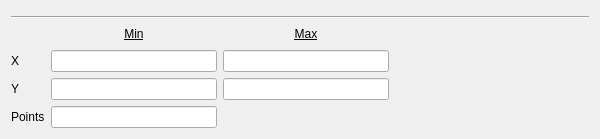
Old version of the form ui/w_ankleAnglePlot.ui in the repository johnbatzer18/biomech_flexsea-plan.
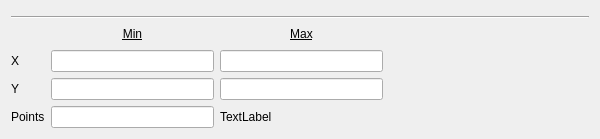
New version of the form.

Commit message: Quick UI hacks to track a bug

The edit to the form file:
```diff
--- a/ui/w_ankleAnglePlot.ui
+++ b/ui/w_ankleAnglePlot.ui
@@ -179,6 +179,13 @@
        </property>
       </widget>
      </item>
+     <item row="3" column="2" colspan="2">
+      <widget class="QLabel" name="label_dbg">
+       <property name="text">
+        <string>TextLabel</string>
+       </property>
+      </widget>
+     </item>
     </layout>
    </item>
   </layout>
```
The commit also changes 1 other file.
